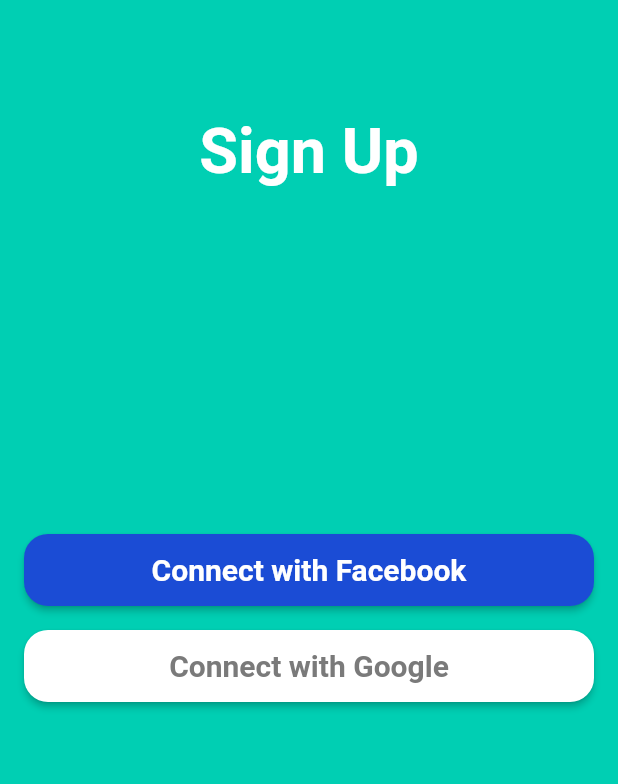
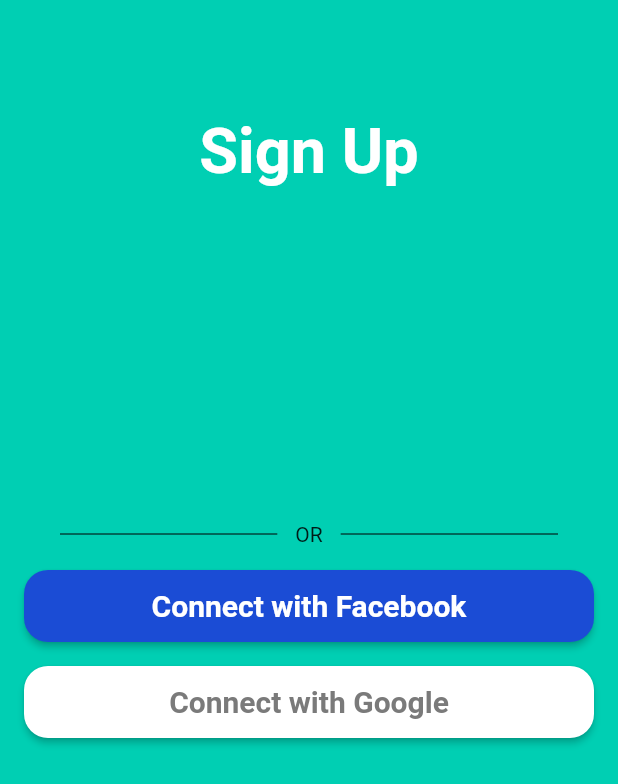
Before and after one commit to michelengelen/straight-pool-sheet, a Flutter app: the screen it shows after launch, after a tap on "Connect with Google", on a phone screen of 412 x 824 dp. Shown: the top 784 px of the screen. Run offline on Flutter 3.47's test engine with Material 2 defaults, Android fonts, the phone set to English and light mode, and no system bars; our stand-ins replace firebase_auth, google_sign_in; missing offline and left inert: flutter_facebook_login; accounts and stored records are empty.

```diff
--- a/lib/main.dart
+++ b/lib/main.dart
@@ -1,7 +1,7 @@
 import 'package:firebase_auth/firebase_auth.dart';
 import 'package:flutter/material.dart';
 import 'package:flutter_facebook_login/flutter_facebook_login.dart';
-// import 'package:google_sign_in/google_sign_in.dart';
+import 'package:google_sign_in/google_sign_in.dart';
 
 void main() => runApp(MyApp());
 
@@ -43,6 +43,7 @@ class _MyAppState extends State<MyApp> {
                       crossAxisAlignment: CrossAxisAlignment.stretch,
                       // stretch across width of screen
                       children: <Widget>[
+                        _buildSeperator(),
                         _buildFacebookLoginButton(),
                         _buildGoogleLoginButton(),
                       ],
@@ -52,6 +53,33 @@ class _MyAppState extends State<MyApp> {
               ],
             ),
           )),
+    );
+  }
+
+  Container _buildSeperator() {
+    return Container(
+        padding: EdgeInsets.all(16),
+        child: Row(
+          children: <Widget>[
+            Expanded(
+                child: Divider(
+                  color: Colors.black,
+                  indent: 24,
+                  endIndent: 12,
+                )
+            ),
+
+            Text("OR"),
+
+            Expanded(
+                child: Divider(
+                  color: Colors.black,
+                  indent: 12,
+                  endIndent: 24,
+                )
+            ),
+          ]
+      )
     );
   }
 
@@ -117,6 +145,7 @@ class _MyAppState extends State<MyApp> {
   }
 
   void initiateSignIn(String type) {
+    print('Login attempt with ' + type);
     _handleSignIn(type).then((result) {
       if (result == 1) {
         setState(() {
@@ -145,18 +174,19 @@ class _MyAppState extends State<MyApp> {
         } else
           return 0;
         break;
-      /* case "G":
+      case "G":
         try {
           GoogleSignInAccount googleSignInAccount = await _handleGoogleSignIn();
           final googleAuth = await googleSignInAccount.authentication;
           final googleAuthCred = GoogleAuthProvider.getCredential(
               idToken: googleAuth.idToken, accessToken: googleAuth.accessToken);
-          final user = await firebaseAuth.signInWithCredential(googleAuthCred);
-          print("User : " + user.additionalUserInfo.username);
+          final user = (await firebaseAuth.signInWithCredential(googleAuthCred)).user;
+          print("User : " + user.displayName);
           return 1;
         } catch (error) {
+          print(error);
           return 0;
-        } */
+        }
     }
     return 0;
   }
@@ -179,10 +209,10 @@ class _MyAppState extends State<MyApp> {
     return facebookLoginResult;
   }
 
-  /* Future<GoogleSignInAccount> _handleGoogleSignIn() async {
+  Future<GoogleSignInAccount> _handleGoogleSignIn() async {
     GoogleSignIn googleSignIn = GoogleSignIn(
         scopes: ['email', 'https://www.googleapis.com/auth/contacts.readonly']);
     GoogleSignInAccount googleSignInAccount = await googleSignIn.signIn();
     return googleSignInAccount;
-  } */
+  }
 }
```
Also changed, not shown: pubspec.lock, 3 other files.
